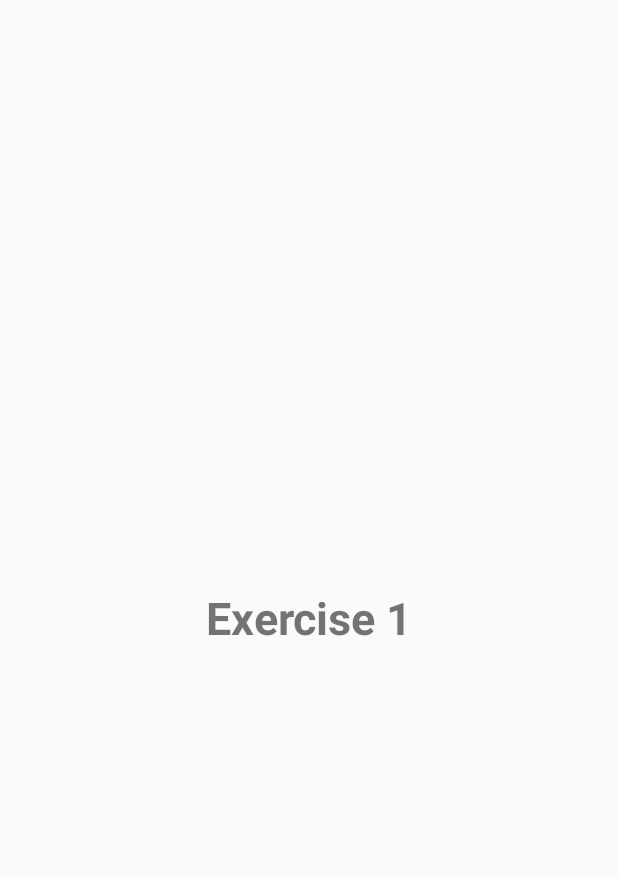
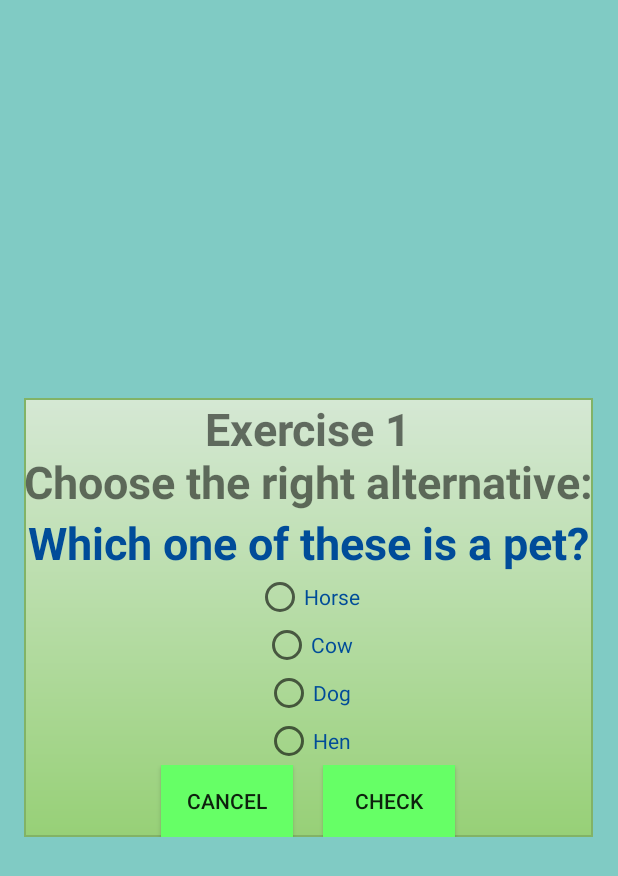
Before and after one commit to areee/TravelFinland, an Android app: the layout exercise_layout.xml on its own in the app's theme, with its tools: preview values and no code run, on a phone screen of 412 x 824 dp. Shown: the top 876 px of the screen. Run offline under Robolectric (Android 15) with nearby library versions, the phone set to English and light mode, and no system bars.

Commit message:
exercise layout updated

```diff
--- a/TravelFinland/app/src/main/res/drawable/gradient.xml
+++ b/TravelFinland/app/src/main/res/drawable/gradient.xml
@@ -6,5 +6,5 @@
 
     <stroke
         android:width="1dp"
-        android:color="#ffd5e8d4" />
+        android:color="#ff82b366" />
 </shape>
--- a/TravelFinland/app/src/main/res/layout/exercise_layout.xml
+++ b/TravelFinland/app/src/main/res/layout/exercise_layout.xml
@@ -1,29 +1,107 @@
 <?xml version="1.0" encoding="utf-8"?>
 <LinearLayout xmlns:android="http://schemas.android.com/apk/res/android"
-    android:layout_width="match_parent"
-    android:layout_height="match_parent"
-    android:orientation="vertical">
+    android:layout_width="fill_parent"
+    android:layout_height="fill_parent"
+    android:orientation="vertical"
+    android:gravity="center"
+    android:background="@color/accent_material_dark">
+    <!--#ff5e5e5e-->
+
+    <FrameLayout
+        android:layout_width="wrap_content"
+        android:layout_height="wrap_content"
+        android:background="@drawable/gradient">
+
+        <LinearLayout
+            android:layout_width="fill_parent"
+            android:layout_height="fill_parent"
+            android:orientation="vertical"
+            android:gravity="center">
 
             <TextView
-        android:layout_width="match_parent"
-        android:layout_height="match_parent"
-        android:text="Exercise 1"
+                android:id="@+id/exercise_type_text"
+                android:layout_width="wrap_content"
+                android:layout_height="wrap_content"
+                android:text="@string/exercise_type_text"
                 android:textSize="30sp"
                 android:textStyle="bold"
                 android:gravity="center" />
 
+            <TextView
+                android:id="@+id/exercise_text"
+                android:layout_width="match_parent"
+                android:layout_height="wrap_content"
+                android:text="@string/exercise_text"
+                android:textSize="30sp"
+                android:textStyle="bold"
+                android:textColor="#ff004c99"
+                android:gravity="center" />
+
+            <RadioGroup
+                android:id="@+id/radioGroup_exercise"
+                android:layout_width="match_parent"
+                android:layout_height="wrap_content"
+                android:gravity="center">
+
                 <RadioButton
+                    android:id="@+id/radioChoice1"
                     android:layout_width="wrap_content"
                     android:layout_height="wrap_content"
-        android:text="New RadioButton"
-        android:id="@+id/radioButton1"
-        android:layout_gravity="center_horizontal" />
+                    android:text="@string/radio_choice1"
+                    android:textColor="#ff004c99" />
 
                 <RadioButton
+                    android:id="@+id/radio_choice2"
                     android:layout_width="wrap_content"
                     android:layout_height="wrap_content"
-        android:text="New RadioButton"
-        android:id="@+id/radioButton2"
-        android:layout_gravity="center_horizontal" />
+                    android:text="@string/radio_choice2"
+                    android:textColor="#ff004c99" />
+
+                <RadioButton
+                    android:id="@+id/radio_choice3"
+                    android:layout_width="wrap_content"
+                    android:layout_height="wrap_content"
+                    android:text="@string/radio_choice3"
+                    android:textColor="#ff004c99" />
+
+                <RadioButton
+                    android:id="@+id/radio_choice4"
+                    android:layout_width="wrap_content"
+                    android:layout_height="wrap_content"
+                    android:text="@string/radio_choice4"
+                    android:textColor="#ff004c99" />
+
+            </RadioGroup>
+
+            <RelativeLayout
+                android:layout_width="match_parent"
+                android:layout_height="wrap_content"
+                android:gravity="center">
+
+                <Button
+                    android:id="@+id/cancel_button"
+                    android:layout_width="wrap_content"
+                    android:layout_height="wrap_content"
+                    android:text="@string/cancel_button"
+                    android:background="#ff66ff66"
+                    android:layout_marginRight="10sp" />
+
+                <Button
+                    android:id="@+id/check_button"
+                    android:layout_width="wrap_content"
+                    android:layout_height="wrap_content"
+                    android:layout_toRightOf="@id/cancel_button"
+                    android:layout_marginLeft="10sp"
+                    android:background="#ff66ff66"
+                    android:text="@string/check_button" />
+
+            </RelativeLayout>
 
         </LinearLayout>
+
+
+
+    </FrameLayout>
+
+
+</LinearLayout>
--- a/TravelFinland/app/src/main/res/values/strings.xml
+++ b/TravelFinland/app/src/main/res/values/strings.xml
@@ -1,10 +1,17 @@
 <resources>
     <string name="app_name">TravelFinland</string>
 
-    <string name="hello_world">Hello world!</string>
     <string name="action_settings">Settings</string>
     <string name="exercise_1">Exercise 1</string>
     <string name="exercise_2">Exercise 2</string>
     <string name="exercise_3">Exercise 3</string>
     <string name="exercise_4">Exercise 4</string>
+    <string name="cancel_button">Cancel</string>
+    <string name="check_button">Check</string>
+    <string name="radio_choice4">Hen</string>
+    <string name="radio_choice3">Dog</string>
+    <string name="radio_choice2">Cow</string>
+    <string name="radio_choice1">Horse</string>
+    <string name="exercise_text">Which one of these is a pet?</string>
+    <string name="exercise_type_text">Exercise 1\nChoose the right alternative:</string>
 </resources>
```
Also changed, not shown: 2 other files. Lines whose indentation alone changed are shown as unchanged.
